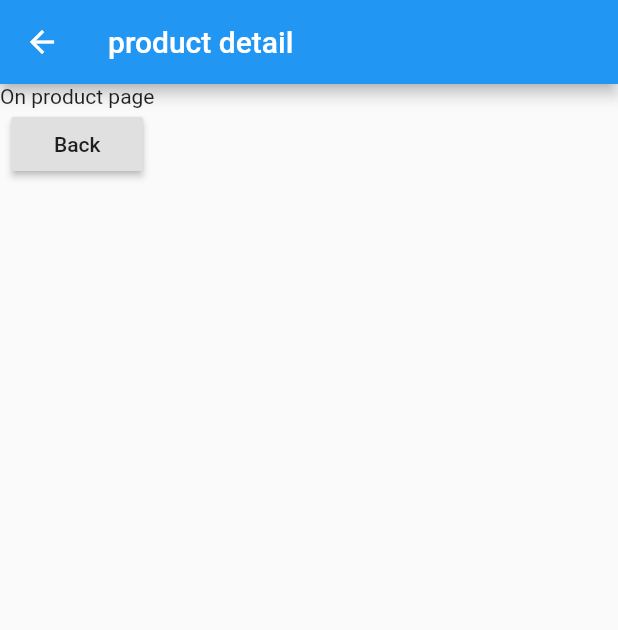
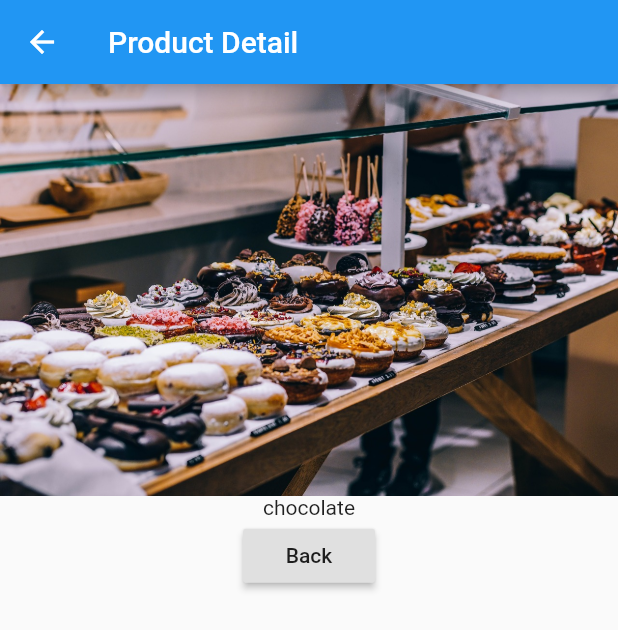
Before and after one commit to annamusayelyan/navigation, a Flutter app: the screen it shows after launch, after a tap on "Press", after a tap on "Detalis", on a phone screen of 412 x 824 dp. Shown: the top 630 px of the screen. Run offline on Flutter 3.47's test engine with Material 2 defaults, Android fonts, the phone set to English and light mode, and no system bars.

Commit message:
navigation_object

```diff
--- a/lib/pages/home.dart
+++ b/lib/pages/home.dart
@@ -10,6 +10,6 @@ class HomePage extends StatelessWidget {
           title: Text('first app'),
           backgroundColor: Colors.deepPurpleAccent,
         ),
-        body: ProductsManager('Food Tester'));
+        body: ProductsManager ());
   }
 }
--- a/lib/pages/product.dart
+++ b/lib/pages/product.dart
@@ -1,13 +1,19 @@
 import 'package:flutter/material.dart';
 
 class ProductPage  extends StatelessWidget{
+  final String title;
+  final String imageUrl;
+   ProductPage(this.title,this.imageUrl);
+
   @override
   Widget build (BuildContext context){
     return Scaffold(
       appBar: AppBar(
-        title: Text('product detail'),
+        title: Text('Product Detail'),
       ),
-      body:Column(children: <Widget>[Text('On product page'),
+      body:Column(children: <Widget>[
+        Image.asset(imageUrl),
+        Text(title),
        RaisedButton(
            child:Text('Back'),
           onPressed:(){
--- a/lib/products.dart
+++ b/lib/products.dart
@@ -2,7 +2,7 @@ import 'package:flutter/material.dart';
 import 'package:icone_1/pages/product.dart';
 
 class Products extends StatelessWidget {
- final  List<String> products;
+ final  List<Map<String,dynamic>> products;
 
   Products ([this.products = const[]]){
     print("[Products Widget] Constructor");
@@ -13,9 +13,9 @@ class Products extends StatelessWidget {
     return Card(
       child: Column(
         children: <Widget>[
-          Image.asset('assets/food.jpg'),
+          Image.asset(products[index]['imageUrl']),
           Text(
-            products[index]),
+            products[index]['title']),
           ButtonBar(
             alignment: MainAxisAlignment.center,
             children: <Widget>[
@@ -24,14 +24,12 @@ class Products extends StatelessWidget {
                 onPressed: (){
                   Navigator.push(
                     context,
-                    MaterialPageRoute(builder: (context) => ProductPage()),
+                    MaterialPageRoute(builder: (context) => ProductPage(products[index]['title'],products[index]['imageUrl'])),
                   );
               }
               )
             ],
           )
-
-
 
         ],
       ),
--- a/lib/products_control.dart
+++ b/lib/products_control.dart
@@ -2,7 +2,7 @@ import 'package:flutter/material.dart';
 
 
 class ProductsControl extends StatelessWidget{
-Function addProduct;
+  final Function addProduct;
 
   ProductsControl(this.addProduct);
 
@@ -20,7 +20,10 @@ Function addProduct;
             ),
             color: Colors.red,
             onPressed: () {
-            addProduct();
+            addProduct({
+              'title': "chocolate",
+              'imageUrl': "assets/food.jpg"
+            });
             },
           ),
 
--- a/lib/products_manager.dart
+++ b/lib/products_manager.dart
@@ -4,9 +4,9 @@ import './products_control.dart';
 
 
 class ProductsManager extends StatefulWidget {
-  final String startingProduct;
+  final Map startingProduct;
 
-  ProductsManager(this.startingProduct);
+  ProductsManager({this.startingProduct});
 
 
   @override
@@ -16,20 +16,20 @@ class ProductsManager extends StatefulWidget {
 }
 
 class _ProductsManagerState extends State<ProductsManager> {
-  List<String> _products = [];
+  List<Map<String,dynamic>> _products = [];
 
   @override
   void initState() {
 
     super.initState();
-    _products.add(widget.startingProduct);
+//    _products.add(product);
 
   }
 
-  void _addProduct(){
+  void _addProduct(Map product){
 
     setState(() {
-      _products.add('Sweets');
+      _products.add(product);
     });
 
   }
```
